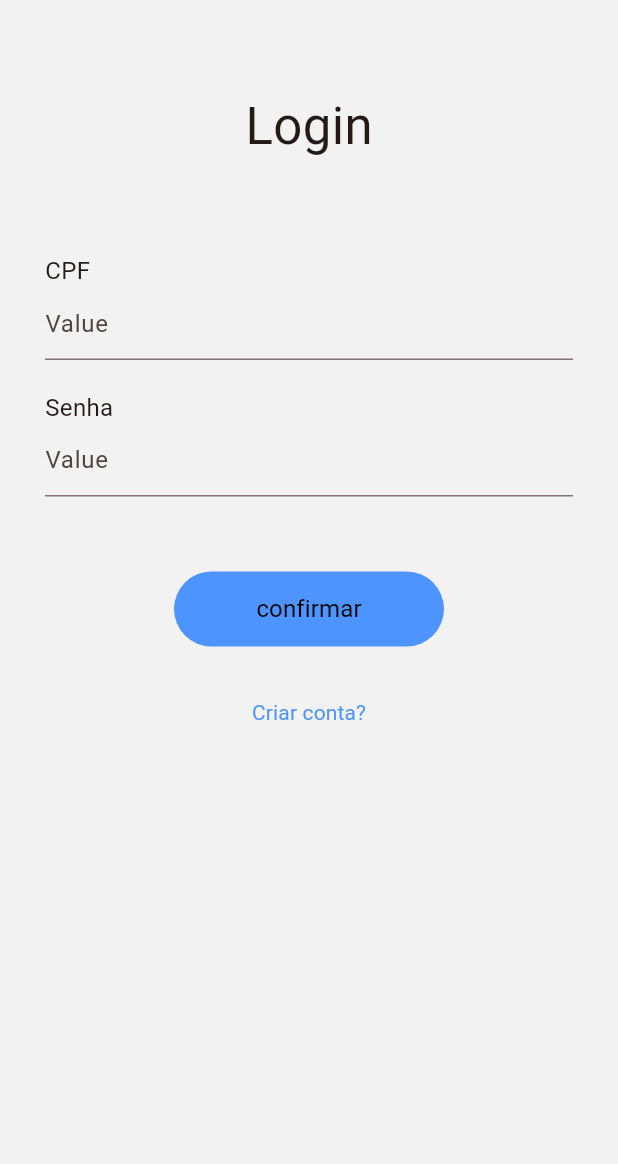
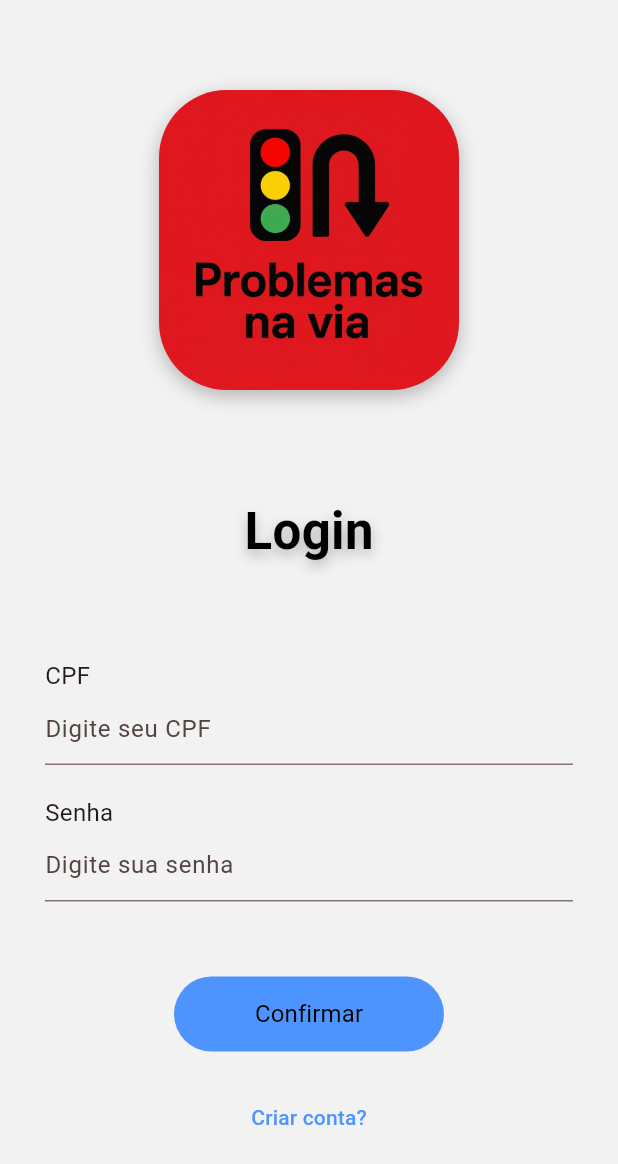
Before and after one commit to hyauss/ProblemasNaVia, a Flutter app: the screen it shows after launch, on a phone screen of 412 x 824 dp. Shown: the top 1164 px of the screen. Run offline on Flutter 3.47's test engine with Material 3 defaults, Android fonts, the phone set to English and light mode, and no system bars.

Commit message:
feat: nome + logo

```diff
--- a/problemas_na_via/lib/views/home.dart
+++ b/problemas_na_via/lib/views/home.dart
@@ -37,6 +37,9 @@ class _HomePageState extends State<HomePage> {
                     width: 40,
                   ), // espaço para alinhar com o ícone da direita
                   const Text('Você está aqui!', style: TextStyle(fontSize: 24)),
+                  Column(
+                    crossAxisAlignment: CrossAxisAlignment.center,
+                   children: [
                     IconButton(
                     icon: const Icon(Icons.account_circle, size: 30),
                     onPressed: () {
@@ -45,22 +48,34 @@ class _HomePageState extends State<HomePage> {
                       Navigator.pushNamed(context, '/perfil');
                     },
                   ),
+                  Text("Nome")
+                   ],
+                  )
                 ],
               ),
             ),
 
-            // Campo de busca
+            // Campo de logo + busca
 Padding(
   padding: const EdgeInsets.symmetric(horizontal: 16.0),
-              child: TextField(
+  child:
+      // Campo de busca
+      TextField(
         decoration: InputDecoration(
           prefixIcon: const Icon(Icons.search),
           hintText: 'Buscar endereço',
-                  border: InputBorder.none,
+          filled: true,
+          fillColor: Colors.white,
+          contentPadding: const EdgeInsets.symmetric(vertical: 0, horizontal: 16),
+          border: OutlineInputBorder(
+            borderRadius: BorderRadius.circular(8),
+            borderSide: BorderSide.none,
+          ),
         ),
       ),
 ),
 const Divider(),
+
 
             // Filtros
             Padding(
--- a/problemas_na_via/lib/views/login.dart
+++ b/problemas_na_via/lib/views/login.dart
@@ -1,8 +1,3 @@
-//Gabriel Barros Albertini
-//Gustavo Luigi Chao Pinotti
-//Rafael de Menezes Ros
-//Vinicius Alves Marques
-
 import 'package:flutter/material.dart';
 
 class LoginPage extends StatefulWidget {
@@ -20,13 +15,13 @@ class _LoginPageState extends State<LoginPage> {
     final cpf = cpfController.text;
     final senha = senhaController.text;
 
-    // Aqui você pode colocar sua lógica de login
-    ScaffoldMessenger.of(context).showSnackBar(
-      SnackBar(content: Text('CPF: $cpf\nSenha: $senha')),
-    );
+    ScaffoldMessenger.of(
+      context,
+    ).showSnackBar(SnackBar(content: Text('CPF: $cpf\nSenha: $senha')));
+
     Navigator.pushNamed(context, '/home');
+  }
 
-  }
   void _onCriarConta() {
     Navigator.pushNamed(context, '/cadastro');
   }
@@ -36,50 +31,97 @@ class _LoginPageState extends State<LoginPage> {
     return Scaffold(
       backgroundColor: const Color(0xFFF2F2F2),
       body: SafeArea(
+        child: SingleChildScrollView(
+          // Evita overflow em telas pequenas
           child: Padding(
             padding: const EdgeInsets.symmetric(horizontal: 30),
             child: Column(
-            crossAxisAlignment: CrossAxisAlignment.start,
+              crossAxisAlignment: CrossAxisAlignment.center,
               children: [
                 const SizedBox(height: 60),
-              const Center(
-                child: Text(
+
+                // Logo + título
+                Column(
+                  children: [
+                    Container(
+                      decoration: BoxDecoration(
+                        borderRadius: BorderRadius.circular(45),
+                        boxShadow: [
+                          BoxShadow(
+                            color: Colors.black26,
+                            blurRadius: 10,
+                            offset: Offset(0, 4),
+                          ),
+                        ],
+                      ),
+                      child: ClipRRect(
+                        borderRadius: BorderRadius.circular(45),
+                        child: Image.asset(
+                          'assets/logo.jpeg',
+                          height: 200,
+                          width: 200,
+                          fit: BoxFit.cover,
+                        ),
+                      ),
+                    ),
+
+                    const SizedBox(height: 70),
+                    const Text(
                       'Login',
                       style: TextStyle(
                         fontSize: 34,
+                        fontWeight: FontWeight.w600,
+                        color: Colors.black,
+                        shadows: [
+                          Shadow(
+                            offset: Offset(
+                              0,
+                              4,
+                            ), // deslocamento da sombra (x, y)
+                            blurRadius: 10, // intensidade do desfoque
+                            color: Colors.black26, // cor da sombra
+                          ),
+                        ],
                       ),
                     ),
+                  ],
                 ),
+
                 const SizedBox(height: 60),
-              const Text(
-                'CPF',
-                style: TextStyle(fontSize: 16),
+
+                // Campo CPF
+                const Align(
+                  alignment: Alignment.centerLeft,
+                  child: Text('CPF', style: TextStyle(fontSize: 16)),
                 ),
                 TextField(
                   controller: cpfController,
                   keyboardType: TextInputType.number,
                   decoration: const InputDecoration(
-                  hintText: 'Value',
+                    hintText: 'Digite seu CPF',
                     border: UnderlineInputBorder(),
                   ),
                 ),
+
                 const SizedBox(height: 20),
-              const Text(
-                'Senha',
-                style: TextStyle(fontSize: 16),
+
+                // Campo Senha
+                const Align(
+                  alignment: Alignment.centerLeft,
+                  child: Text('Senha', style: TextStyle(fontSize: 16)),
                 ),
                 TextField(
                   controller: senhaController,
                   obscureText: true,
                   decoration: const InputDecoration(
-                  hintText: 'Value',
+                    hintText: 'Digite sua senha',
                     border: UnderlineInputBorder(),
                   ),
                 ),
+
                 const SizedBox(height: 50),
-              Center(
-                child: Column(
-                  children: [
+
+                // Botões
                 SizedBox(
                   width: 180,
                   height: 50,
@@ -93,7 +135,7 @@ class _LoginPageState extends State<LoginPage> {
                       elevation: 0,
                     ),
                     child: const Text(
-                          'confirmar',
+                      'Confirmar',
                       style: TextStyle(
                         fontSize: 16,
                         color: Colors.black,
@@ -107,20 +149,14 @@ class _LoginPageState extends State<LoginPage> {
                   onPressed: _onCriarConta,
                   child: const Text(
                     'Criar conta?',
-                        style: TextStyle(
-                          color: Color(0xFF4D94FF),
-                          fontSize: 14,
-                          fontWeight: FontWeight.normal,
-                        ),
-                      ),
-                    ),
-                  ],
+                    style: TextStyle(color: Color(0xFF4D94FF), fontSize: 14),
                   ),
                 ),
               ],
             ),
           ),
         ),
+      ),
     );
   }
 }
--- a/problemas_na_via/pubspec.yaml
+++ b/problemas_na_via/pubspec.yaml
@@ -60,6 +60,7 @@ flutter:
   # To add assets to your application, add an assets section, like this:
   assets:
   - assets/mapa.png
+  - assets/logo.jpeg
   #   - images/a_dot_ham.jpeg
 
   # An image asset can refer to one or more resolution-specific "variants", see
```
Also changed, not shown: problemas_na_via/assets/logo.jpeg (added). Lines whose indentation alone changed are shown as unchanged.
